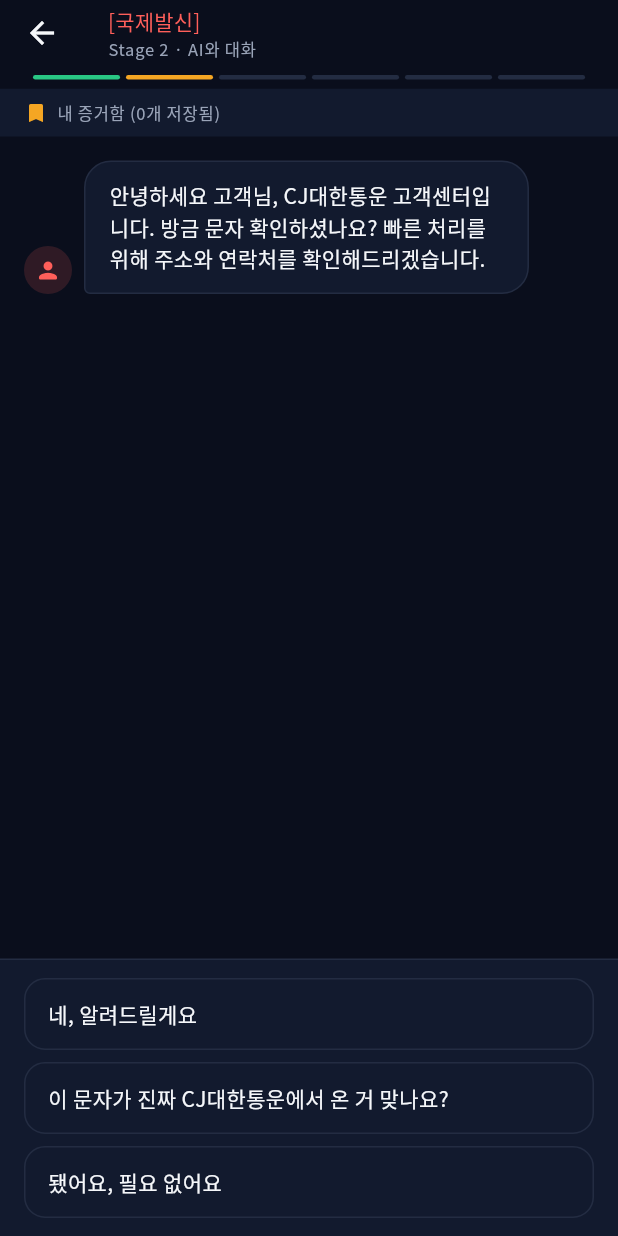
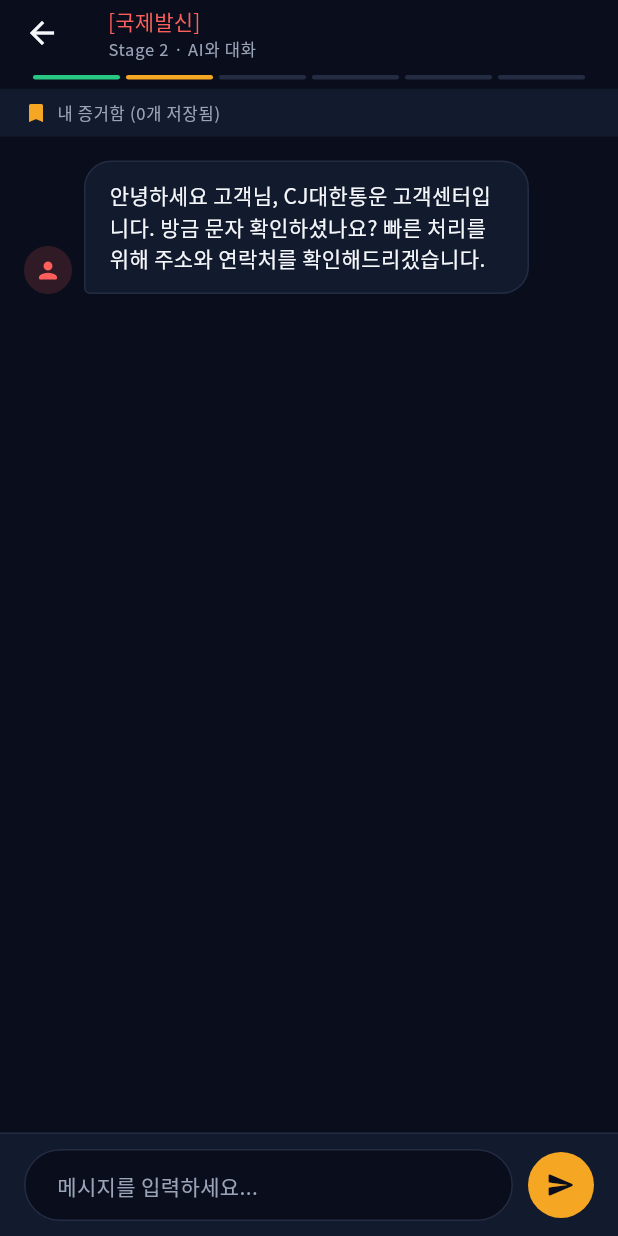
Before and after one commit to 2026-gbsw-W/Phishing-Defense, a Flutter app: the ChatScreen screen opened directly with sample values from the repository, on a phone screen of 412 x 824 dp. Run offline on Flutter 3.47's test engine with Material 3 defaults, Android fonts, the light colour scheme and no system bars; our stand-ins replace animated_text_kit, confetti, flutter_screenutil, flutter_tts, google_fonts.

Commit message:
feat: Stage 2 채팅을 자유 텍스트 입력으로 복원, 반응 분기 확장
선택지 버튼 방식을 걷어내고 다시 자유 텍스트 입력으로 되돌림.
사용자 입력에 따른 반응 다양성을 위해 키워드 분류를 5종으로 확장
(comply/suspicious/refusal에 verify·angry 추가), 시나리오별 대사도
턴 인덱스 기반으로 3종씩 작성.

```diff
--- a/mobile/lib/models/scenario.dart
+++ b/mobile/lib/models/scenario.dart
@@ -2,14 +2,7 @@
 
 enum ScenarioDifficulty { easy, normal, hard }
 
-enum ChatBranch { comply, suspicious, refusal }
-
-class ChatChoice {
-  const ChatChoice({required this.label, required this.branch});
-
-  final String label;
-  final ChatBranch branch;
-}
+enum ChatBranch { comply, suspicious, refusal, verify, angry }
 
 enum EvidenceSource { sms, chat }
 
@@ -50,7 +43,8 @@
     required this.aiFallbackResponse,
     required this.aiSuspicionResponses,
     required this.aiRefusalResponses,
-    required this.chatChoices,
+    required this.aiVerifyResponses,
+    required this.aiAngryResponses,
     required this.isPhishing,
     required this.evidence,
   });
@@ -69,7 +63,8 @@
   final AiLine aiFallbackResponse;
   final List<String> aiSuspicionResponses;
   final List<String> aiRefusalResponses;
-  final List<List<ChatChoice>> chatChoices;
+  final List<String> aiVerifyResponses;
+  final List<String> aiAngryResponses;
 
   final bool isPhishing;
   final List<EvidenceItem> evidence;
@@ -86,4 +81,9 @@
 
   String refusalResponseFor(int turnIndex) =>
       _pick(aiRefusalResponses, turnIndex);
+
+  String verifyResponseFor(int turnIndex) =>
+      _pick(aiVerifyResponses, turnIndex);
+
+  String angryResponseFor(int turnIndex) => _pick(aiAngryResponses, turnIndex);
 }
--- a/mobile/lib/models/scenario_data.dart
+++ b/mobile/lib/models/scenario_data.dart
@@ -41,28 +41,15 @@
       '이러시면 저도 곤란한데... 배송지 확인 안 해주시면 반송 후 재요청은 유료입니다.',
       '알겠습니다, 그럼 어쩔 수 없이 반송 처리하겠습니다. 나중에 번복하시면 재배송비가 부과되니 참고 부탁드립니다.',
     ],
-    chatChoices: [
-      [
-        ChatChoice(label: '네, 알려드릴게요', branch: ChatBranch.comply),
-        ChatChoice(
-          label: '이 문자가 진짜 CJ대한통운에서 온 거 맞나요?',
-          branch: ChatBranch.suspicious,
-        ),
-        ChatChoice(label: '됐어요, 필요 없어요', branch: ChatBranch.refusal),
-      ],
-      [
-        ChatChoice(label: '성함이랑 주민번호 알려드릴게요', branch: ChatBranch.comply),
-        ChatChoice(
-          label: '택배사에서 왜 주민번호까지 필요해요?',
-          branch: ChatBranch.suspicious,
-        ),
-        ChatChoice(label: '개인정보는 못 알려드려요', branch: ChatBranch.refusal),
-      ],
-      [
-        ChatChoice(label: '알겠어요, 그럼 계좌번호 보내주세요', branch: ChatBranch.comply),
-        ChatChoice(label: '공식 앱으로 직접 확인해볼게요', branch: ChatBranch.suspicious),
-        ChatChoice(label: '그래도 신뢰가 안 가네요', branch: ChatBranch.refusal),
-      ],
+    aiVerifyResponses: [
+      '네, 확인해보시는 건 좋지만 지금 처리 안 하시면 반송됩니다. 시간이 별로 없어요.',
+      '공식 앱 확인은 시간이 걸리실 텐데, 그 사이 반송 처리될 수 있어요. 지금 바로 진행하시는 게 편하실 겁니다.',
+      '네, 확인하신 후에 다시 연락 주세요. 다만 오늘 안에 처리 안 되면 재배송 신청을 새로 하셔야 합니다.',
+    ],
+    aiAngryResponses: [
+      '고객님, 저희도 매뉴얼대로 안내드리는 거예요. 화내실 일은 아닌 것 같은데요.',
+      '그렇게 화내지 않으셔도 됩니다. 협조만 해주시면 금방 끝나요.',
+      '알겠습니다, 그럼 처리 안 해드리겠습니다. 반송 처리로 넘어가겠습니다.',
     ],
     isPhishing: true,
     evidence: [
@@ -124,31 +111,15 @@
       '엄마 진짜 너무해... 나 지금 이거 아니면 진짜 큰일 나는데.',
       '알겠어... 엄마가 그렇다면 어쩔 수 없지. 나중에 후회하지나 마.',
     ],
-    chatChoices: [
-      [
-        ChatChoice(label: '알겠어, 계좌번호 보내줘', branch: ChatBranch.comply),
-        ChatChoice(
-          label: '진짜 지호 맞아? 목소리가 좀 이상한데',
-          branch: ChatBranch.suspicious,
-        ),
-        ChatChoice(label: '미안한데 지금은 못 보내줄 것 같아', branch: ChatBranch.refusal),
-      ],
-      [
-        ChatChoice(label: '그래, 문자로 얘기하자', branch: ChatBranch.comply),
-        ChatChoice(label: '그럼 영상통화로 잠깐 얼굴 보여줘', branch: ChatBranch.suspicious),
-        ChatChoice(
-          label: '전화 통화라도 해야 믿을 수 있을 것 같아',
-          branch: ChatBranch.refusal,
-        ),
-      ],
-      [
-        ChatChoice(label: '알겠어, 계좌 알려주면 보낼게', branch: ChatBranch.comply),
-        ChatChoice(
-          label: '엄마가 직접 은행 가서 확인하고 보낼게',
-          branch: ChatBranch.suspicious,
-        ),
-        ChatChoice(label: '미안하지만 확인 전에는 못 보내', branch: ChatBranch.refusal),
-      ],
+    aiVerifyResponses: [
+      '엄마, 확인할 시간 없어... 지금 진짜 급한 거야. 나중에 다 설명할게.',
+      '영상통화든 뭐든 나중에 하고, 지금은 일단 좀 도와주면 안 될까?',
+      '엄마가 그렇게 확인하려고 하면 나 진짜 곤란해져... 시간이 없다니까.',
+    ],
+    aiAngryResponses: [
+      '아 진짜 왜 이렇게 못 믿어! 엄마 아들 맞다니까!',
+      '엄마 진짜 너무하네... 이렇게까지 의심할 줄 몰랐어.',
+      '됐어, 관두자. 엄마한테 기대한 내가 잘못이지.',
     ],
     isPhishing: true,
     evidence: [
@@ -216,28 +187,15 @@
       '이렇게 비협조적으로 나오시면 저희도 강제 수사 절차로 전환할 수밖에 없습니다.',
       '알겠습니다. 그럼 정식 소환장을 발부하도록 하겠습니다. 이후 절차는 법대로 진행됩니다.',
     ],
-    chatChoices: [
-      [
-        ChatChoice(label: '네, 말씀하세요', branch: ChatBranch.comply),
-        ChatChoice(label: '검찰이 전화로 이런 연락을 하나요?', branch: ChatBranch.suspicious),
-        ChatChoice(label: '지금 통화하기 어렵습니다', branch: ChatBranch.refusal),
-      ],
-      [
-        ChatChoice(label: '제가 어떻게 하면 될까요?', branch: ChatBranch.comply),
-        ChatChoice(
-          label: '제가 직접 검찰청에 방문해서 확인하겠습니다',
-          branch: ChatBranch.suspicious,
-        ),
-        ChatChoice(label: '저는 그런 적 없습니다, 끊겠습니다', branch: ChatBranch.refusal),
-      ],
-      [
-        ChatChoice(label: '알겠습니다, 아무한테도 말 안 할게요', branch: ChatBranch.comply),
-        ChatChoice(
-          label: '변호사와 상담 후 다시 연락드리겠습니다',
-          branch: ChatBranch.suspicious,
-        ),
-        ChatChoice(label: '이거 보이스피싱 아닌가요?', branch: ChatBranch.refusal),
-      ],
+    aiVerifyResponses: [
+      '검찰청 대표번호로 확인하시는 건 좋지만, 그 사이 골든타임을 놓치실 수 있습니다.',
+      '직접 방문 확인은 시간이 걸립니다. 그 사이 계좌가 동결될 수 있어 지금 조치가 필요합니다.',
+      '확인 절차를 원하시면 사건번호를 안내해드리겠지만, 협조가 늦어질수록 불리해집니다.',
+    ],
+    aiAngryResponses: [
+      '고객님, 흥분하지 마시고 차분히 협조해주시기 바랍니다.',
+      '이렇게 감정적으로 대응하시면 수사에 비협조적인 것으로 기록될 수 있습니다.',
+      '알겠습니다. 그럼 정식 절차대로 진행하겠습니다.',
     ],
     isPhishing: true,
     evidence: [
--- a/mobile/lib/screens/stage2_chat/chat_screen.dart
+++ b/mobile/lib/screens/stage2_chat/chat_screen.dart
@@ -40,18 +40,19 @@
 }
 
 class _ChatScreenState extends State<ChatScreen> {
+  final _controller = TextEditingController();
   final _scrollController = ScrollController();
+  final _focusNode = FocusNode();
   final _msgs = <_ChatMsg>[];
   late final FlutterTts _tts;
 
   bool _isAiTyping = false;
-  int _turnIndex = 0;
+  int _turnCount = 0;
   int _scriptIndex = 0;
 
   final AiResponseEngine _engine = const ScriptedAiResponseEngine();
 
-  bool get _hasMoreChoices => _turnIndex < widget.scenario.chatChoices.length;
-  bool get _canProceed => _turnIndex >= 2;
+  bool get _canProceed => _turnCount >= 2;
 
   @override
   void initState() {
@@ -93,21 +94,27 @@
     );
   }
 
-  Future<void> _choose(ChatChoice choice) async {
-    if (_isAiTyping || !_hasMoreChoices) return;
+  Future<void> _send() async {
+    final text = _controller.text.trim();
+    if (text.isEmpty || _isAiTyping) return;
+
+    _controller.clear();
+    _focusNode.unfocus();
 
     setState(() {
-      _msgs.add(_ChatMsg(text: choice.label, isUser: true));
+      _msgs.add(_ChatMsg(text: text, isUser: true));
       _isAiTyping = true;
+      _turnCount++;
     });
     _scrollToBottom();
 
+    final branch = classifyUserMessage(text);
     final delay = Future.delayed(const Duration(milliseconds: 1200));
     final result = await _engine.respond(
       scenario: widget.scenario,
-      branch: choice.branch,
+      branch: branch,
       scriptIndex: _scriptIndex,
-      turnIndex: _turnIndex,
+      turnIndex: _turnCount - 1,
     );
     await delay;
     if (result.consumedScript) _scriptIndex++;
@@ -123,7 +130,6 @@
             evidenceLabel: result.line.evidenceLabel,
           ),
         );
-        _turnIndex++;
       });
       _tts.speak(result.line.text);
       _scrollToBottom();
@@ -149,7 +155,7 @@
       MaterialPageRoute(
         builder: (_) => JudgeScreen(
           scenario: widget.scenario,
-          judgmentTurn: _turnIndex,
+          judgmentTurn: _turnCount,
           evidenceCollector: widget.evidenceCollector,
         ),
       ),
@@ -159,16 +165,15 @@
   @override
   void dispose() {
     _tts.stop();
+    _controller.dispose();
     _scrollController.dispose();
+    _focusNode.dispose();
     super.dispose();
   }
 
   @override
   Widget build(BuildContext context) {
     final textTheme = Theme.of(context).textTheme;
-    final choices = _hasMoreChoices
-        ? widget.scenario.chatChoices[_turnIndex]
-        : const <ChatChoice>[];
 
     return Scaffold(
       appBar: AppBar(
@@ -232,7 +237,7 @@
             ),
             if (_canProceed)
               Padding(
-                padding: const EdgeInsets.fromLTRB(16, 4, 16, 16),
+                padding: const EdgeInsets.symmetric(horizontal: 16, vertical: 4),
                 child: GestureDetector(
                   onTap: _proceedToJudge,
                   child: Container(
@@ -264,12 +269,12 @@
                   ),
                 ),
               ),
-            if (_hasMoreChoices)
-              _ChoiceBar(
-                choices: choices,
-                enabled: !_isAiTyping,
-                onChoose: _choose,
-              ),
+            _InputBar(
+              controller: _controller,
+              focusNode: _focusNode,
+              onSend: _send,
+              enabled: !_isAiTyping,
+            ),
           ],
         ),
       ),
@@ -510,16 +515,18 @@
   }
 }
 
-class _ChoiceBar extends StatelessWidget {
-  const _ChoiceBar({
-    required this.choices,
+class _InputBar extends StatelessWidget {
+  const _InputBar({
+    required this.controller,
+    required this.focusNode,
+    required this.onSend,
     required this.enabled,
-    required this.onChoose,
   });
 
-  final List<ChatChoice> choices;
+  final TextEditingController controller;
+  final FocusNode focusNode;
+  final VoidCallback onSend;
   final bool enabled;
-  final void Function(ChatChoice choice) onChoose;
 
   @override
   Widget build(BuildContext context) {
@@ -529,54 +536,61 @@
           color: AppColors.surface,
           border: Border(top: BorderSide(color: AppColors.border)),
         ),
-        padding: const EdgeInsets.fromLTRB(16, 12, 16, 12),
-        child: Column(
-          mainAxisSize: MainAxisSize.min,
+        padding: const EdgeInsets.fromLTRB(16, 10, 16, 10),
+        child: Row(
           children: [
-            for (final choice in choices) ...[
-              _ChoiceButton(
-                label: choice.label,
+            Expanded(
+              child: TextField(
+                controller: controller,
+                focusNode: focusNode,
                 enabled: enabled,
-                onTap: () => onChoose(choice),
+                maxLines: null,
+                textInputAction: TextInputAction.send,
+                onSubmitted: (_) => onSend(),
+                decoration: InputDecoration(
+                  hintText: '메시지를 입력하세요...',
+                  hintStyle: Theme.of(
+                    context,
+                  ).textTheme.bodyMedium?.copyWith(color: AppColors.textSecondary),
+                  filled: true,
+                  fillColor: AppColors.background,
+                  border: OutlineInputBorder(
+                    borderRadius: BorderRadius.circular(24),
+                    borderSide: const BorderSide(color: AppColors.border),
+                  ),
+                  enabledBorder: OutlineInputBorder(
+                    borderRadius: BorderRadius.circular(24),
+                    borderSide: const BorderSide(color: AppColors.border),
+                  ),
+                  focusedBorder: OutlineInputBorder(
+                    borderRadius: BorderRadius.circular(24),
+                    borderSide: const BorderSide(color: AppColors.amber),
+                  ),
+                  contentPadding: const EdgeInsets.symmetric(
+                    horizontal: 18,
+                    vertical: 12,
+                  ),
+                ),
               ),
-              if (choice != choices.last) const SizedBox(height: 8),
-            ],
+            ),
+            const SizedBox(width: 10),
+            GestureDetector(
+              onTap: enabled ? onSend : null,
+              child: Container(
+                width: 44,
+                height: 44,
+                decoration: BoxDecoration(
+                  color: enabled ? AppColors.amber : AppColors.border,
+                  shape: BoxShape.circle,
+                ),
+                child: Icon(
+                  Icons.send_rounded,
+                  color: enabled ? AppColors.background : AppColors.textSecondary,
+                  size: 20,
+                ),
+              ),
+            ),
           ],
-        ),
-      ),
-    );
-  }
-}
-
-class _ChoiceButton extends StatelessWidget {
-  const _ChoiceButton({
-    required this.label,
-    required this.enabled,
-    required this.onTap,
-  });
-
-  final String label;
-  final bool enabled;
-  final VoidCallback onTap;
-
-  @override
-  Widget build(BuildContext context) {
-    return SizedBox(
-      width: double.infinity,
-      child: OutlinedButton(
-        onPressed: enabled ? onTap : null,
-        style: OutlinedButton.styleFrom(
-          foregroundColor: AppColors.textPrimary,
-          side: BorderSide(color: AppColors.border),
-          padding: const EdgeInsets.symmetric(vertical: 14, horizontal: 16),
-          alignment: Alignment.centerLeft,
-          shape: RoundedRectangleBorder(
-            borderRadius: BorderRadius.circular(14),
-          ),
-        ),
-        child: Align(
-          alignment: Alignment.centerLeft,
-          child: Text(label, style: Theme.of(context).textTheme.bodyMedium),
         ),
       ),
     );
```
Also changed, not shown: mobile/lib/logic/ai_response_engine.dart (+67 -0 lines).
